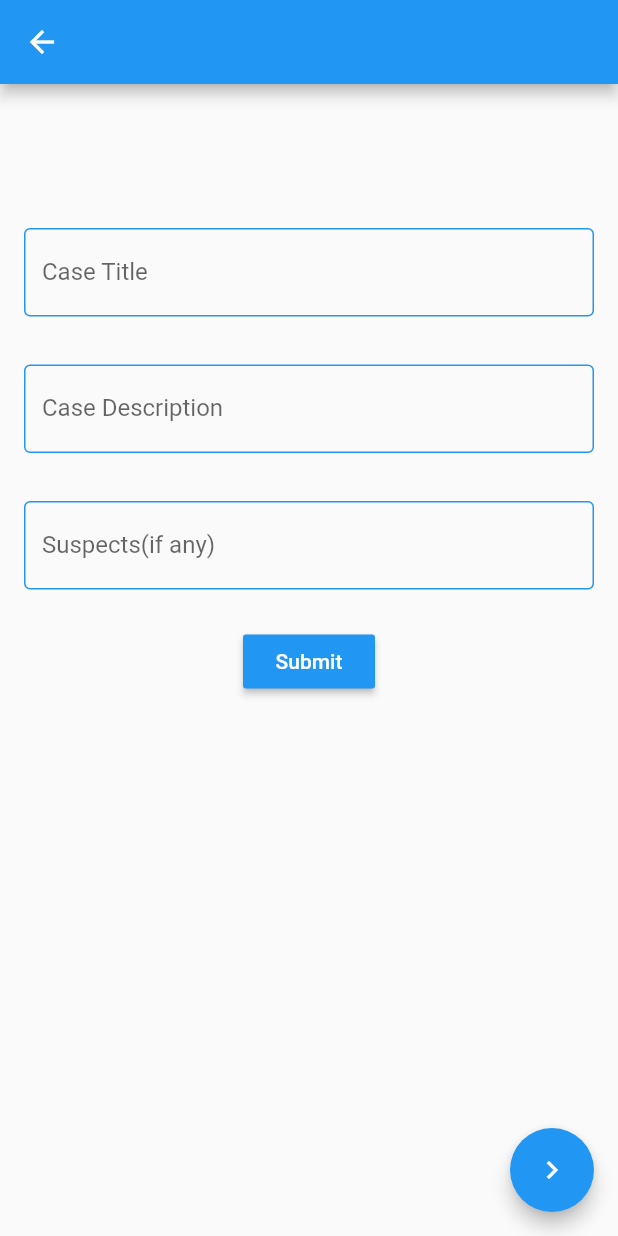
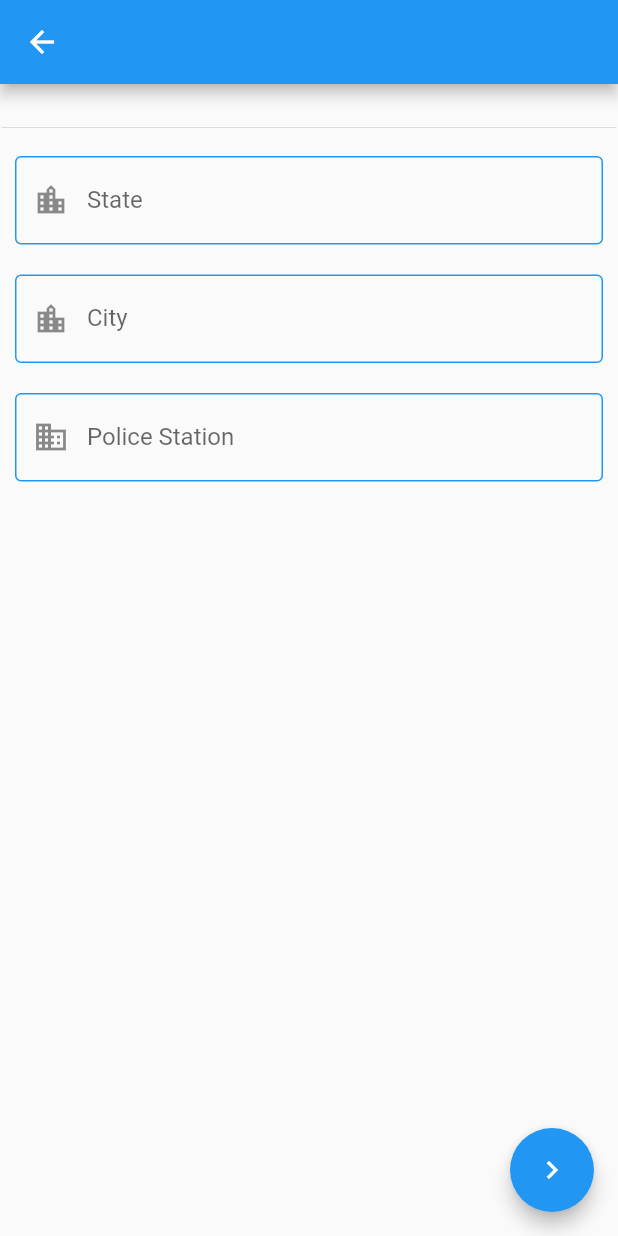
Before and after one commit to shrestha24/ps_fir_user, a Flutter app: the CaseDetails screen opened directly, after a tap on the "chevron right" icon, on a phone screen of 412 x 824 dp. Run offline on Flutter 3.47's test engine with Material 2 defaults, Android fonts, the phone set to English and light mode, and no system bars.

Commit message:
first page and 2nd page of FIR registration and Anonymous Registration.

```diff
--- /dev/null
+++ b/lib/anonymousFIR.dart
@@ -0,0 +1,129 @@
+import 'package:flutter/cupertino.dart';
+import 'package:flutter/material.dart';
+import 'package:ps_fir_user/anonymousFIR2.dart';
+import 'package:ps_fir_user/login.page2.dart';
+import 'package:ps_fir_user/main.dart';
+
+class AnonymousRegistration extends StatefulWidget {
+  AnonymousRegistration({Key key, this.title}) : super(key: key);
+
+  final String title;
+
+
+  _AnonymousPageState createState() => _AnonymousPageState();
+}
+
+class _AnonymousPageState extends State<AnonymousRegistration> {
+
+  String state;
+  var _states = ['sikkim', 'andra pradesh', 'odissa', 'others'];
+  var _currentItemSelected1 = 'odissa';
+  String city;
+  var _cities = ['Bhubneshswar', 'Berhampur', 'Cuttuck', 'others'];
+  var _currentItemSelected2 = 'Berhampur';
+  String policestation;
+  String otp;
+
+
+  @override
+  Widget build(BuildContext context) {
+    return Scaffold(
+        appBar: AppBar(),
+        body: SingleChildScrollView(
+          child: Center(
+            child: Column(
+              //children: Image.asset('assets/images/logo.png',
+              //height: 100.0,
+              //width: 100.0,),
+
+              mainAxisAlignment: MainAxisAlignment.start,
+              children: <Widget>[
+                SizedBox(
+                  height: 20.0,
+                ),
+
+                // CircleAvatar(
+                //  backgroundColor: Colors.blue,
+                //  radius: 50.0),
+
+                Padding(
+                  padding: EdgeInsets.symmetric(vertical: 1.0, horizontal: 1.0),
+                  child: Divider(),
+                ),
+                Padding(
+                  padding: EdgeInsets.symmetric(vertical: 10.0, horizontal: 10.0),
+                  child: TextField(
+                    decoration: InputDecoration(
+                      prefixIcon: Icon(Icons.location_city),
+                      labelText: 'State',
+                      enabledBorder: OutlineInputBorder(
+                        borderSide: BorderSide(
+                            color: Colors.blue
+                        ),
+                      ),
+                      border: OutlineInputBorder(),
+                    ),
+                  ),
+                ),
+
+                Padding(
+                  padding: EdgeInsets.symmetric(vertical: 10.0, horizontal: 10.0),
+                  child: TextField(
+                    decoration: InputDecoration(
+                      prefixIcon: Icon(Icons.location_city),
+                      labelText: 'City',
+                      enabledBorder: OutlineInputBorder(
+                        borderSide: BorderSide(
+                            color: Colors.blue
+                        ),
+                      ),
+                      border: OutlineInputBorder(),
+                    ),
+                    onChanged: (value) {
+                      setState(() {
+                        city = value;
+                      });
+                    },
+                  ),
+                ),
+
+
+
+                Padding(
+                  padding: EdgeInsets.symmetric(vertical: 10.0, horizontal: 10.0),
+                  child: TextField(
+                    decoration: InputDecoration(
+                      prefixIcon: Icon(Icons.business),
+                      labelText: 'Police Station',
+                      enabledBorder: OutlineInputBorder(
+                        borderSide: BorderSide(
+                            color: Colors.blue
+                        ),
+                      ),
+                      border: OutlineInputBorder(),
+                    ),
+                    onChanged: (value) {
+                      setState(() {
+                        policestation = value;
+                      });
+                    },
+                  ),
+                ),
+              ],
+            ),
+          ),
+        ),
+        floatingActionButton: FloatingActionButton(
+            elevation: 5.0,
+            child: new Icon(Icons.chevron_right),
+            backgroundColor: Colors.blue,
+            onPressed: () {
+              Navigator.of(context).push(MaterialPageRoute(
+                  builder: (BuildContext context) => (AnonymousDetails())
+              ));
+            }
+        )
+    );
+
+  }
+}
--- a/lib/login.page1.dart
+++ b/lib/login.page1.dart
@@ -31,7 +31,7 @@ class _MyHomePageState extends State<UserRegistration> {
       body: SingleChildScrollView(
         child: Center(
           child: Column(
-            //child: Image.asset('assets/images/logo.png',
+            //children: Image.asset('assets/images/logo.png',
             //height: 100.0,
             //width: 100.0,),
 
--- a/lib/login.page2.dart
+++ b/lib/login.page2.dart
@@ -1,3 +1,4 @@
+import 'package:ps_fir_user/anonymousFIR.dart';
 import 'package:ps_fir_user/login.page1.dart';
 import 'package:flutter/material.dart';
 
@@ -25,10 +26,30 @@ class _CaseDetailsPage extends State<CaseDetails> {
         mainAxisAlignment: MainAxisAlignment.start,
          children: <Widget>[
         SizedBox(
-          height: 80.0,
+          height: 20.0,
         ),
            Padding(
-             padding: EdgeInsets.symmetric(vertical: 16.0, horizontal: 16.0),
+             padding: EdgeInsets.symmetric(vertical: 10.0, horizontal: 10.0),
+             child: TextField(
+               decoration: InputDecoration(
+                 labelText: 'Case Type',
+                 enabledBorder: OutlineInputBorder(
+                     borderSide: BorderSide(
+                       color: Colors.blue,
+                     )
+                 ),
+                 border: OutlineInputBorder(),
+               ),
+               onChanged: (value) {
+                 setState(() {
+                   titleCase = value;
+                 });
+               },
+
+             ),
+           ),
+           Padding(
+             padding: EdgeInsets.symmetric(vertical: 10.0, horizontal: 10.0),
              child: TextField(
                decoration: InputDecoration(
                  labelText: 'Case Title',
@@ -50,8 +71,10 @@ class _CaseDetailsPage extends State<CaseDetails> {
 
 
            Padding(
-             padding: EdgeInsets.symmetric(vertical: 16.0, horizontal: 16.0),
+             padding: EdgeInsets.symmetric(vertical: 10.0, horizontal: 10.0),
              child: TextField(
+               minLines: 2,
+               maxLines: 10,
                decoration: InputDecoration(
                  labelText: 'Case Description',
                  enabledBorder: OutlineInputBorder(
@@ -71,7 +94,7 @@ class _CaseDetailsPage extends State<CaseDetails> {
            ),
 
       Padding(
-        padding: EdgeInsets.symmetric(vertical: 16.0, horizontal: 16.0),
+        padding: EdgeInsets.symmetric(vertical: 10.0, horizontal: 10.0),
         child: TextField(
           decoration: InputDecoration(
             labelText: 'Suspects(if any)',
@@ -92,7 +115,7 @@ class _CaseDetailsPage extends State<CaseDetails> {
       ),
 
       Padding(
-        padding: EdgeInsets.symmetric(horizontal: 16.0, vertical: 8.0),
+        padding: EdgeInsets.symmetric(horizontal: 10.0, vertical: 8.0),
         child: MaterialButton(
           child: Text('Submit',
             style: TextStyle(
@@ -118,7 +141,11 @@ class _CaseDetailsPage extends State<CaseDetails> {
         elevation: 5.0,
         child: new Icon(Icons.chevron_right),
         backgroundColor: Colors.blue,
-        onPressed: () {},
+        onPressed: () {
+          Navigator.of(context).push(MaterialPageRoute(
+            builder: (BuildContext context) => (AnonymousRegistration())
+          ));
+        },
       ),
     );
 
--- a/lib/main.dart
+++ b/lib/main.dart
@@ -2,10 +2,10 @@ import 'package:flutter/material.dart';
 import 'package:ps_fir_user/login.page1.dart';
 
 void main() {
-  runApp(MyApp());
+  runApp(MainPage());
 }
 
-class MyApp extends StatelessWidget {
+class MainPage extends StatelessWidget {
   // This widget is the root of your application.
   @override
   Widget build(BuildContext context) {
```
Also changed, not shown: lib/anonymousFIR2.dart (added, +153 -0 lines).
